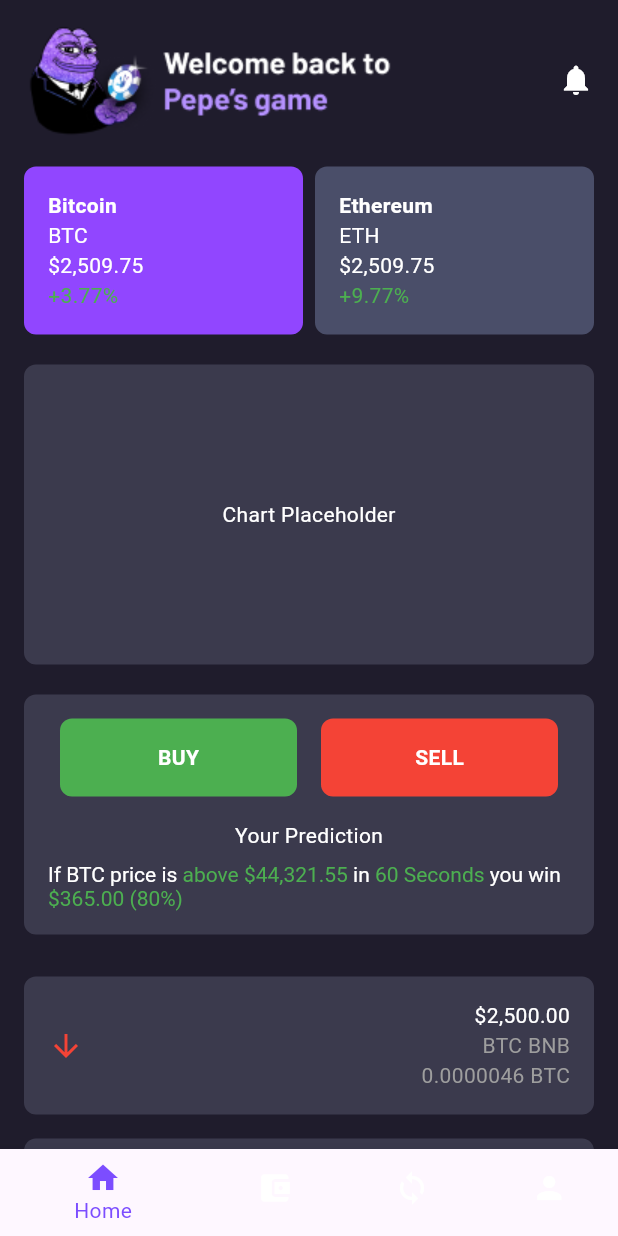
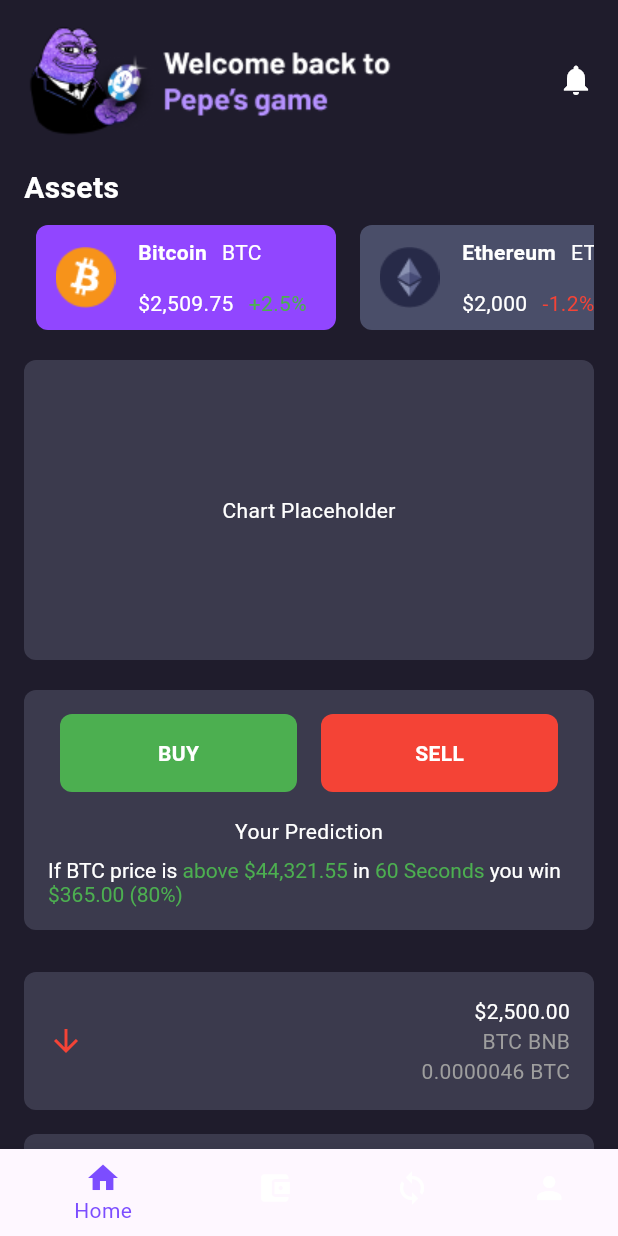
Before and after one commit to RasZarky/Pepe, a Flutter app: the screen it shows after launch, on a phone screen of 412 x 824 dp. Run offline on Flutter 3.47's test engine with Material 3 defaults, Android fonts, the light colour scheme and no system bars.

Commit message:
assets list converted to listview

```diff
--- a/lib/home/home_page.dart
+++ b/lib/home/home_page.dart
@@ -8,33 +8,72 @@
 }
 
 class _HomePageState extends State<HomePage> {
+
+  final List<Map<String, dynamic>> assets = [
+    {
+      'name': 'Bitcoin',
+      'symbol': 'BTC',
+      'price': '\$2,509.75',
+      'change': '+2.5%',
+      'color': Color(0xFF9146FF),
+      'image': "assets/images/btc.png",
+    },
+    {
+      'name': 'Ethereum',
+      'symbol': 'ETH',
+      'price': '\$2,000',
+      'change': '-1.2%',
+      'color': Color(0xFF4A4E69),
+      'image': "assets/images/ETH.png",
+    },
+    // Add more assets here
+  ];
+
   @override
   Widget build(BuildContext context) {
     return Scaffold(
         backgroundColor: const Color(0xFF1F1C2C),
-      // appBar: AppBar(
-      //   backgroundColor: Color(0xFF1F1C2C),
-      //   elevation: 0,
-      //   leading: IconButton(
-      //     icon: Icon(Icons.arrow_back_ios),
-      //     onPressed: () {},
-      //   ),
-      //   actions: [
-      //     IconButton(
-      //       icon: Icon(Icons.lock),
-      //       onPressed: () {},
-      //     ),
-      //   ],
-      // ),
       body: SafeArea(
         child: SingleChildScrollView(
 
           padding: const EdgeInsets.all(16.0),
           child: Column(
+            crossAxisAlignment: CrossAxisAlignment.start,
             children: [
               _buildHeader(),
-              SizedBox(height: 20),
-              _buildAssets(),
+              const SizedBox(height: 20),
+              const Text("Assets",
+                style: TextStyle(
+                  fontSize: 20,
+                  color: Colors.white,
+                  fontWeight: FontWeight.bold,
+                ),
+              ),
+              SizedBox(height: 10),
+
+            Container(
+              height: 70, // Set the height for the horizontal list
+              child: ListView.builder(
+                scrollDirection: Axis.horizontal,
+                itemCount: assets.length + 1, // Add one more item for the add card
+                itemBuilder: (context, index) {
+                  if (index == assets.length) {
+                    return _buildAddCard();
+                  } else {
+                    final asset = assets[index];
+                    return _buildAssetCard(
+                      asset['name'],
+                      asset['symbol'],
+                      asset['price'],
+                      asset['change'],
+                      asset['color'],
+                      asset['image'],
+                    );
+                  }
+                },
+              ),
+            ),
+
               SizedBox(height: 20),
               _buildChart(),
               SizedBox(height: 20),
@@ -59,33 +98,57 @@
     );
   }
 
-  Widget _buildAssets() {
-    return Row(
-      children: [
-        _buildAssetCard('Bitcoin', 'BTC', '\$2,509.75', '+3.77%', Color(0xFF9146FF)),
-        SizedBox(width: 8),
-        _buildAssetCard('Ethereum', 'ETH', '\$2,509.75', '+9.77%', Color(0xFF4A4E69)),
-      ],
-    );
-  }
-
-  Widget _buildAssetCard(String name, String symbol, String price, String change, Color color) {
-    return Expanded(
-      child: Container(
-        padding: EdgeInsets.all(16),
+  Widget _buildAssetCard(String name, String symbol, String price, String change, Color color, String image) {
+    return Container(
+      width: 200,
+      margin: EdgeInsets.symmetric(horizontal: 8),
+      padding: const EdgeInsets.all(8),
       decoration: BoxDecoration(
         color: color,
         borderRadius: BorderRadius.circular(8),
       ),
-        child: Column(
+      child: Row(
+        children: [
+          Image.asset(image, width: 50, height: 50),
+          SizedBox(width: 10),
+          Column(
             crossAxisAlignment: CrossAxisAlignment.start,
+            mainAxisAlignment: MainAxisAlignment.spaceBetween,
             children: [
-            Text(name, style: TextStyle(color: Colors.white, fontWeight: FontWeight.bold)),
+              Row(
+                mainAxisAlignment: MainAxisAlignment.spaceBetween,
+                children: [
+                  Text(name, style: TextStyle(color: Colors.white, fontWeight: FontWeight.bold, overflow: TextOverflow.ellipsis), softWrap: true,),
+                  const SizedBox(width: 10,),
                   Text(symbol, style: TextStyle(color: Colors.white)),
-            Text(price, style: TextStyle(color: Colors.white)),
-            Text(change, style: TextStyle(color: change.startsWith('+') ? Colors.green : Colors.red)),
                 ],
               ),
+              Row(
+                mainAxisAlignment: MainAxisAlignment.spaceBetween,
+                children: [
+                  Text(price, style: TextStyle(color: Colors.white, overflow: TextOverflow.ellipsis), softWrap: true,),
+                  const SizedBox(width: 10,),
+                  Text(change, style: TextStyle(color: change.startsWith('+') ? Colors.green : Colors.red, overflow: TextOverflow.ellipsis), softWrap: true,),
+                ],
+              )
+            ],
+          ),
+        ],
+      ),
+    );
+  }
+
+  Widget _buildAddCard() {
+    return Container(
+      width: 250,
+      margin: EdgeInsets.symmetric(horizontal: 8),
+      padding: const EdgeInsets.all(16),
+      decoration: BoxDecoration(
+        color: Color(0xFF4A4E69),
+        borderRadius: BorderRadius.circular(8),
+      ),
+      child: Center(
+        child: Icon(Icons.add, color: Colors.white, size: 50),
       ),
     );
   }
```
Also changed, not shown: assets/images/ETH.png (added), assets/images/btc.png (added). Lines whose indentation alone changed are shown as unchanged.
